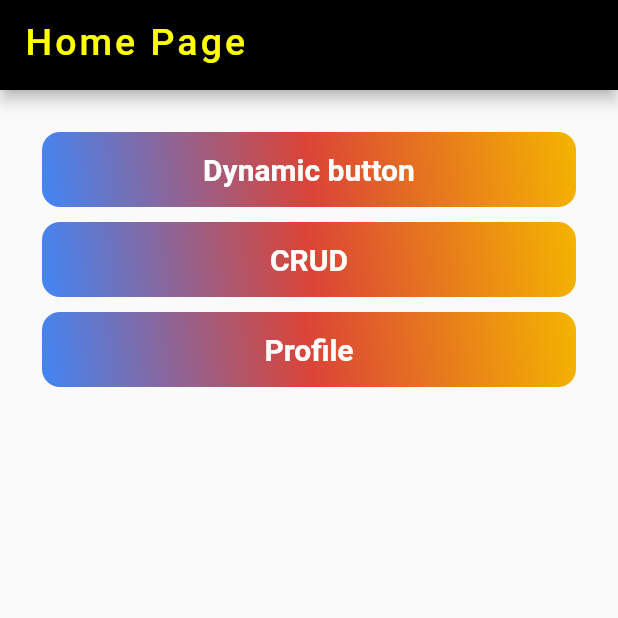
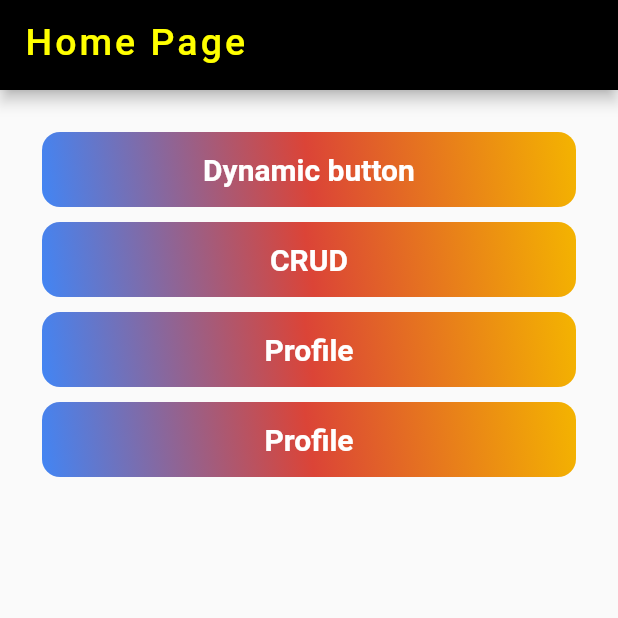
Before and after one commit to imtanbro/flutter_crud, a Flutter app: the HomePage screen opened directly, on a phone screen of 412 x 824 dp, the top half of it. Run offline on Flutter 3.47's test engine with Material 2 defaults, Android fonts, the phone set to English and light mode, and no system bars; our stand-ins replace cloud_firestore, firebase_auth, firebase_core, fluttertoast, random_string; accounts and stored records are empty.

Commit message:
adding buttom

```diff
--- a/lib/Student/HomeScreen/homescreen.dart
+++ b/lib/Student/HomeScreen/homescreen.dart
@@ -45,6 +45,15 @@ class _HomePageState extends State<HomePage> {
                     MaterialPageRoute(builder: (context) => Profile()));
               },
               child: customButton(context, "Profile", 10)),
+          SizedBox(
+            height: 10,
+          ),
+          GestureDetector(
+              onTap: () {
+                Navigator.push(context,
+                    MaterialPageRoute(builder: (context) => Profile()));
+              },
+              child: customButton(context, "Profile", 10)),
         ]),
       ),
     );
```
